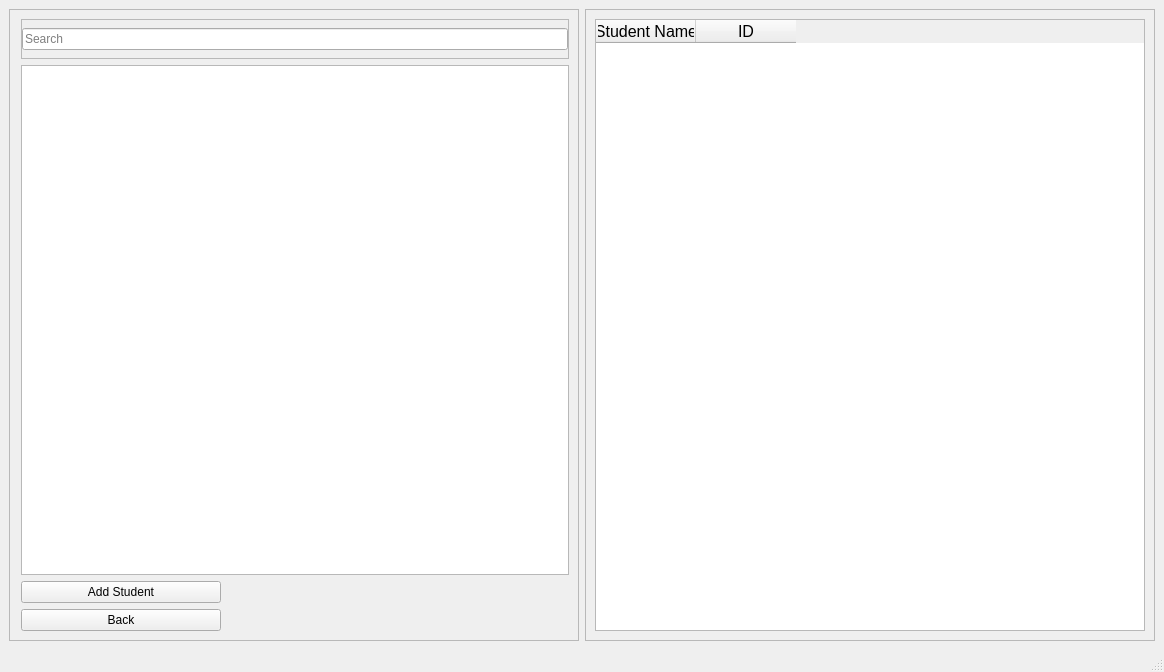
Old version of the form Project/studmenu.ui in the repository Youssef-Ashraf71/Learning_Managment_System.
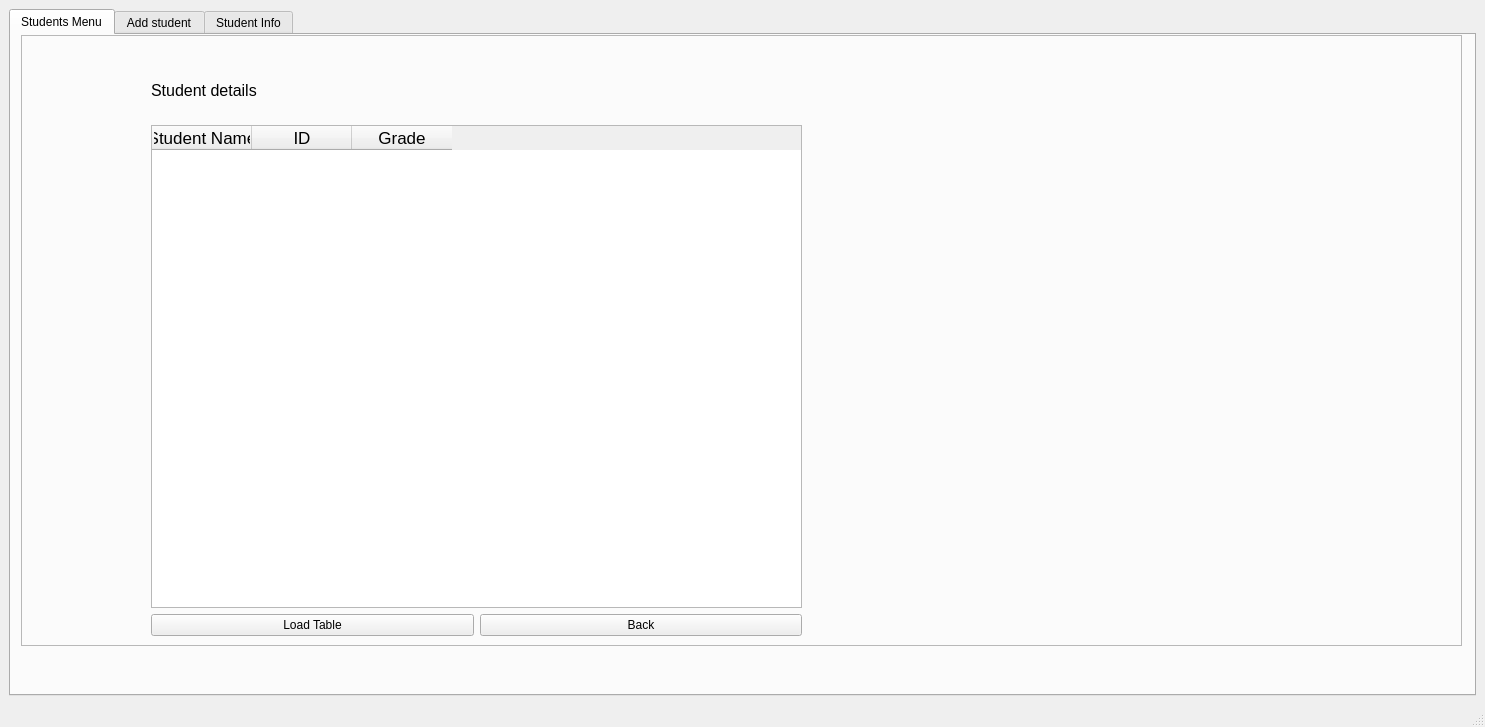
New version of the form. The open tabs and pages were chosen to show the change.

```diff
--- a/Project/studmenu.ui
+++ b/Project/studmenu.ui
@@ -6,8 +6,8 @@
    <rect>
     <x>0</x>
     <y>0</y>
-    <width>1164</width>
-    <height>672</height>
+    <width>1485</width>
+    <height>727</height>
    </rect>
   </property>
   <property name="windowTitle">
@@ -16,111 +16,67 @@
   <widget class="QWidget" name="centralwidget">
    <layout class="QHBoxLayout" name="horizontalLayout">
     <item>
-     <widget class="QFrame" name="frame">
-      <property name="maximumSize">
-       <size>
-        <width>16777215</width>
-        <height>16777215</height>
-       </size>
+     <widget class="QTabWidget" name="tabWidget">
+      <property name="currentIndex">
+       <number>1</number>
       </property>
-      <property name="frameShape">
-       <enum>QFrame::StyledPanel</enum>
-      </property>
-      <property name="frameShadow">
-       <enum>QFrame::Raised</enum>
-      </property>
-      <layout class="QVBoxLayout" name="verticalLayout">
-       <property name="leftMargin">
-        <number>11</number>
-       </property>
-       <item>
-        <widget class="QFrame" name="frame_3">
-         <property name="minimumSize">
-          <size>
-           <width>0</width>
-           <height>40</height>
-          </size>
-         </property>
-         <property name="maximumSize">
-          <size>
-           <width>16777215</width>
-           <height>40</height>
-          </size>
-         </property>
+      <widget class="QWidget" name="studtab">
+       <attribute name="title">
+        <string>Students Menu</string>
+       </attribute>
+       <widget class="QFrame" name="frame1">
+        <property name="geometry">
+         <rect>
+          <x>10</x>
+          <y>0</y>
+          <width>1441</width>
+          <height>611</height>
+         </rect>
+        </property>
          <property name="frameShape">
           <enum>QFrame::StyledPanel</enum>
          </property>
          <property name="frameShadow">
           <enum>QFrame::Raised</enum>
          </property>
-         <layout class="QHBoxLayout" name="horizontalLayout_2">
-          <property name="leftMargin">
-           <number>0</number>
-          </property>
-          <property name="topMargin">
-           <number>0</number>
-          </property>
-          <property name="rightMargin">
-           <number>0</number>
-          </property>
-          <property name="bottomMargin">
-           <number>0</number>
-          </property>
-          <item>
-           <widget class="QLineEdit" name="lineEdit">
+        <widget class="QLabel" name="detlbl">
+         <property name="geometry">
+          <rect>
+           <x>130</x>
+           <y>40</y>
+           <width>191</width>
+           <height>31</height>
+          </rect>
+         </property>
             <property name="text">
-             <string/>
-            </property>
-            <property name="placeholderText">
-             <string>Search</string>
-            </property>
-           </widget>
-          </item>
-         </layout>
-        </widget>
-       </item>
-       <item>
-        <widget class="QTableWidget" name="tableWidget"/>
-       </item>
-       <item>
-        <widget class="QPushButton" name="addbtn">
-         <property name="maximumSize">
-          <size>
-           <width>200</width>
-           <height>30</height>
-          </size>
+          <string>&lt;html&gt;&lt;head/&gt;&lt;body&gt;&lt;p&gt;&lt;span style=&quot; font-size:12pt;&quot;&gt;Student details&lt;/span&gt;&lt;/p&gt;&lt;/body&gt;&lt;/html&gt;</string>
+         </property>
+        </widget>
+        <widget class="QWidget" name="">
+         <property name="geometry">
+          <rect>
+           <x>130</x>
+           <y>90</y>
+           <width>651</width>
+           <height>511</height>
+          </rect>
          </property>
+         <layout class="QGridLayout" name="gridLayout">
+          <item row="1" column="0">
+           <widget class="QPushButton" name="loadbtn">
          <property name="text">
-          <string>Add Student</string>
+             <string>Load Table</string>
          </property>
         </widget>
        </item>
-       <item>
+          <item row="1" column="1">
         <widget class="QPushButton" name="backbtn">
-         <property name="maximumSize">
-          <size>
-           <width>200</width>
-           <height>30</height>
-          </size>
-         </property>
          <property name="text">
           <string>Back</string>
          </property>
         </widget>
        </item>
-      </layout>
-     </widget>
-    </item>
-    <item>
-     <widget class="QFrame" name="frame_2">
-      <property name="frameShape">
-       <enum>QFrame::StyledPanel</enum>
-      </property>
-      <property name="frameShadow">
-       <enum>QFrame::Raised</enum>
-      </property>
-      <layout class="QVBoxLayout" name="verticalLayout_2">
-       <item>
+          <item row="0" column="0" colspan="2">
         <widget class="QTableWidget" name="tablestud">
          <column>
           <property name="text">
@@ -128,16 +84,9 @@
           </property>
           <property name="font">
            <font>
-            <pointsize>12</pointsize>
-           </font>
-          </property>
-          <property name="background">
-           <color>
-            <red>255</red>
-            <green>255</green>
-            <blue>255</blue>
-           </color>
-          </property>
+               <pointsize>13</pointsize>
+              </font>
+             </property>
          </column>
          <column>
           <property name="text">
@@ -145,13 +94,52 @@
           </property>
           <property name="font">
            <font>
-            <pointsize>12</pointsize>
+               <pointsize>13</pointsize>
+              </font>
+             </property>
+            </column>
+            <column>
+             <property name="text">
+              <string>Grade</string>
+             </property>
+             <property name="font">
+              <font>
+               <pointsize>13</pointsize>
            </font>
           </property>
          </column>
         </widget>
        </item>
       </layout>
+        </widget>
+       </widget>
+      </widget>
+      <widget class="QWidget" name="addstudtab">
+       <attribute name="title">
+        <string>Add student</string>
+       </attribute>
+       <widget class="QFrame" name="frame">
+        <property name="geometry">
+         <rect>
+          <x>9</x>
+          <y>9</y>
+          <width>1441</width>
+          <height>601</height>
+         </rect>
+        </property>
+        <property name="frameShape">
+         <enum>QFrame::StyledPanel</enum>
+        </property>
+        <property name="frameShadow">
+         <enum>QFrame::Raised</enum>
+        </property>
+       </widget>
+      </widget>
+      <widget class="QWidget" name="studinfotab">
+       <attribute name="title">
+        <string>Student Info</string>
+       </attribute>
+      </widget>
      </widget>
     </item>
    </layout>
```
Left out of the diff: 2 changed lines with no effect on the pictures. Lines whose indentation alone changed are shown as unchanged.
